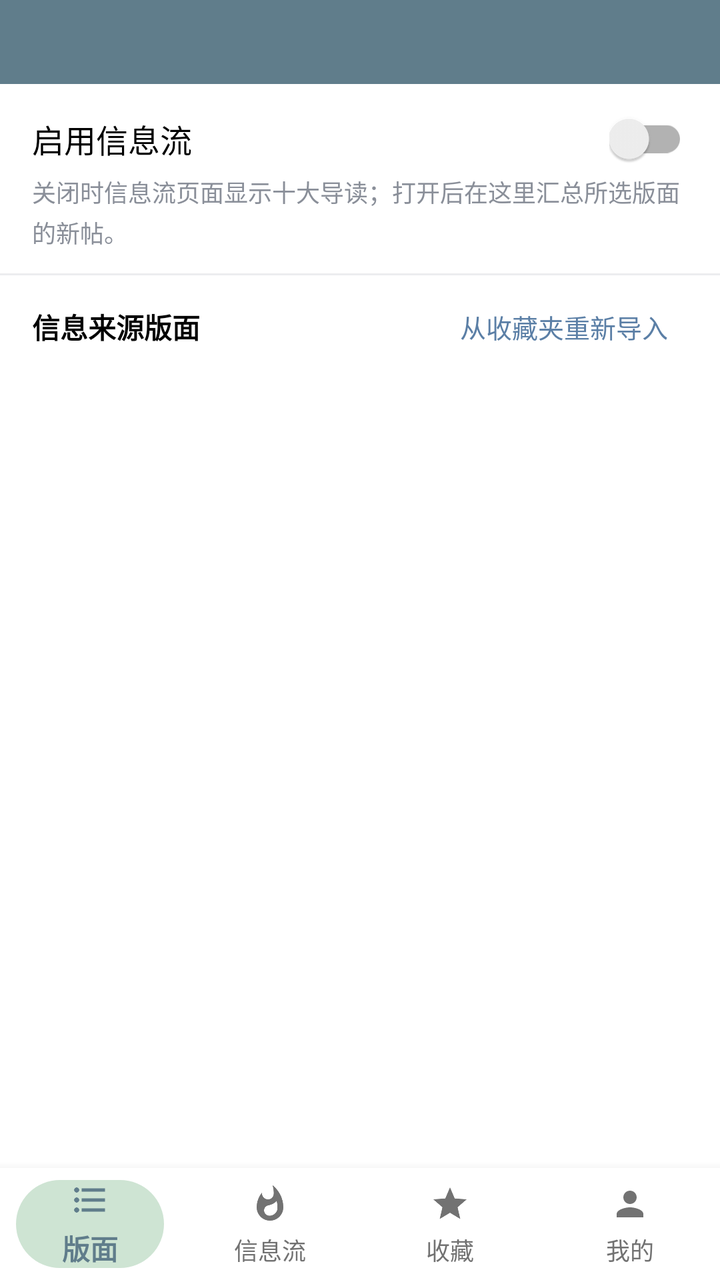
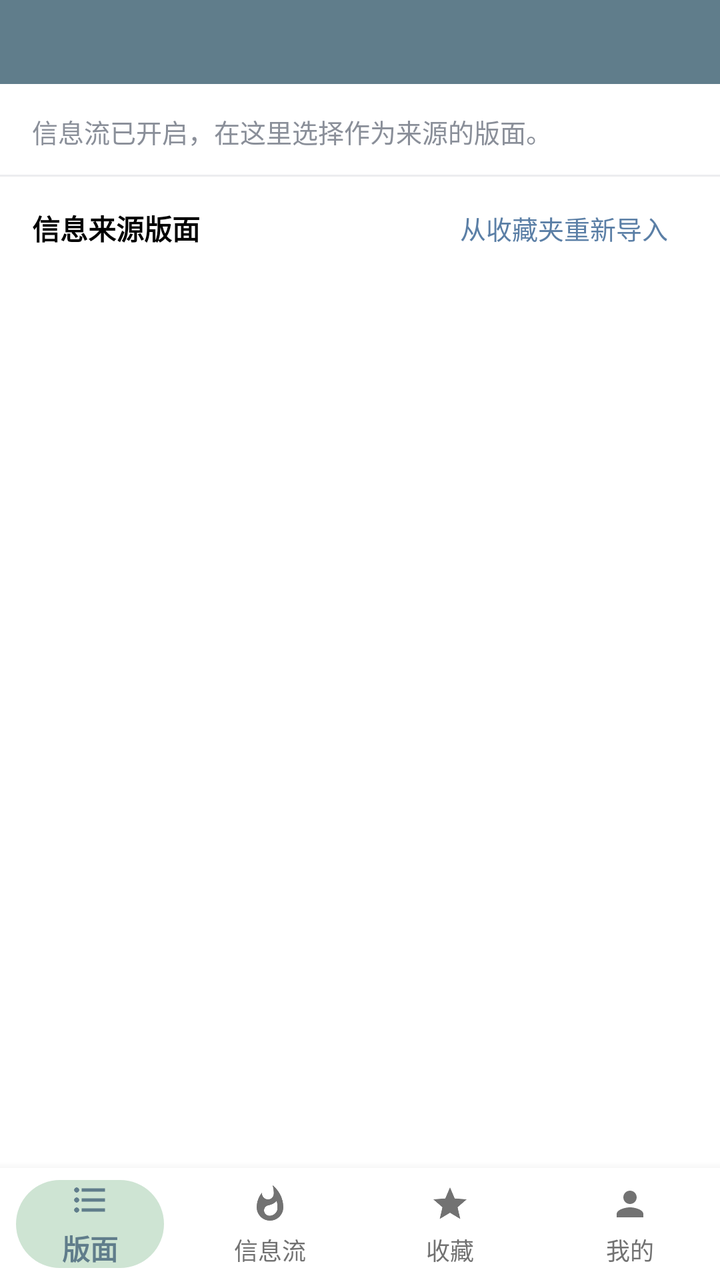

The first picture is an Android layout as it rendered before a commit; the second is the same layout after the commit. The layout source and the unified diff follow.
<!-- AndroidManifest.xml: activity theme AppTheme.NoActionBar -->
<!-- res/layout/activity_feed_settings.xml -->
<?xml version="1.0" encoding="utf-8"?>
<LinearLayout xmlns:android="http://schemas.android.com/apk/res/android"
    xmlns:app="http://schemas.android.com/apk/res-auto"
    android:layout_width="match_parent"
    android:layout_height="match_parent"
    android:background="@color/body_background_night"
    android:fitsSystemWindows="true"
    android:orientation="vertical">

  <androidx.appcompat.widget.Toolbar
      android:id="@+id/toolbar"
      android:layout_width="match_parent"
      android:layout_height="@dimen/zsmth_actionbar_size"
      android:background="?attr/colorPrimary"
      android:theme="@style/ThemeOverlay.ToolBar"
      app:titleTextAppearance="@style/Toolbar.TitleText" />

  <LinearLayout
      android:layout_width="match_parent"
      android:layout_height="wrap_content"
      android:orientation="vertical"
      android:paddingStart="16dp"
      android:paddingTop="14dp"
      android:paddingEnd="16dp"
      android:paddingBottom="12dp">

    <LinearLayout
        android:layout_width="match_parent"
        android:layout_height="wrap_content"
        android:gravity="center_vertical"
        android:orientation="horizontal">

      <TextView
          android:layout_width="0dp"
          android:layout_height="wrap_content"
          android:layout_weight="1"
          android:text="启用信息流"
          android:textColor="@color/status_text_night"
          android:textSize="16sp" />

      <androidx.appcompat.widget.SwitchCompat
          android:id="@+id/feed_enable_switch"
          android:layout_width="wrap_content"
          android:layout_height="wrap_content" />
    </LinearLayout>

    <TextView
        android:id="@+id/feed_enable_summary"
        android:layout_width="match_parent"
        android:layout_height="wrap_content"
        android:layout_marginTop="4dp"
        android:lineSpacingExtra="3dp"
        android:text="关闭时信息流页面显示十大导读；打开后在这里汇总所选版面的新帖。"
        android:textColor="@color/mine_row_summary"
        android:textSize="12sp" />
  </LinearLayout>

  <View
      android:layout_width="match_parent"
      android:layout_height="1dp"
      android:background="@color/mine_divider" />

  <LinearLayout
      android:layout_width="match_parent"
      android:layout_height="wrap_content"
      android:gravity="center_vertical"
      android:orientation="horizontal"
      android:paddingStart="16dp"
      android:paddingTop="12dp"
      android:paddingEnd="16dp"
      android:paddingBottom="6dp">

    <TextView
        android:layout_width="0dp"
        android:layout_height="wrap_content"
        android:layout_weight="1"
        android:text="信息来源版面"
        android:textColor="@color/status_text_night"
        android:textSize="14sp"
        android:textStyle="bold" />

    <TextView
        android:id="@+id/feed_reload"
        android:layout_width="wrap_content"
        android:layout_height="wrap_content"
        android:background="?attr/selectableItemBackground"
        android:paddingStart="10dp"
        android:paddingTop="4dp"
        android:paddingEnd="10dp"
        android:paddingBottom="4dp"
        android:text="从收藏夹重新导入"
        android:textColor="@color/mine_section_text"
        android:textSize="13sp" />
  </LinearLayout>

  <FrameLayout
      android:layout_width="match_parent"
      android:layout_height="0dp"
      android:layout_weight="1">

    <androidx.recyclerview.widget.RecyclerView
        android:id="@+id/feed_board_list"
        android:layout_width="match_parent"
        android:layout_height="match_parent"
        android:clipToPadding="false"
        android:paddingBottom="8dp"
        android:scrollbars="none" />

    <TextView
        android:id="@+id/feed_empty_hint"
        android:layout_width="match_parent"
        android:layout_height="wrap_content"
        android:layout_gravity="center"
        android:gravity="center"
        android:lineSpacingExtra="6dp"
        android:padding="32dp"
        android:text="还没有可选的版面\n先在水木的收藏夹里添加版面，再点右上角「从收藏夹重新导入」"
        android:textColor="@color/status_text_night"
        android:textSize="14sp"
        android:visibility="gone" />

    <ProgressBar
        android:id="@+id/feed_loading"
        android:layout_width="wrap_content"
        android:layout_height="wrap_content"
        android:layout_gravity="center"
        android:visibility="gone" />
  </FrameLayout>

  <include layout="@layout/bottom_nav_bar" />

</LinearLayout>
<!-- res/layout/bottom_nav_bar.xml (included above) -->
<?xml version="1.0" encoding="utf-8"?>
<com.google.android.material.bottomnavigation.BottomNavigationView
    xmlns:android="http://schemas.android.com/apk/res/android"
    xmlns:app="http://schemas.android.com/apk/res-auto"
    android:id="@+id/bottom_nav"
    android:layout_width="match_parent"
    android:layout_height="wrap_content"
    android:layout_gravity="bottom"
    android:background="@color/nav_background"
    app:itemIconSize="20dp"
    app:itemBackground="@drawable/bottom_nav_item_background"
    app:itemIconTint="@color/bottom_nav_item_color"
    app:itemTextColor="@color/bottom_nav_item_color"
    app:labelVisibilityMode="labeled"
    app:menu="@menu/bottom_nav_menu" />
<!-- resources referenced by this layout -->
<resources>
  <color name="body_background_night">#FFFFFF</color>
  <color name="mine_divider">#ECEDEF</color>
  <color name="mine_row_summary">#8A8F99</color>
  <color name="mine_section_text">#5B7FA6</color>
  <color name="nav_background">#ffffff</color>
  <color name="status_text_night">#000000</color>
  <dimen name="zsmth_actionbar_size">42dp</dimen>
  <!-- drawable bottom_nav_item_background (drawable) -->
  <?xml version="1.0" encoding="utf-8"?>
  <selector xmlns:android="http://schemas.android.com/apk/res/android">
  
    <item android:state_checked="true">
      <layer-list>
        <item android:left="8dp" android:right="8dp" android:top="6dp" android:bottom="6dp">
          <shape android:shape="rectangle">
            <solid android:color="@color/nav.item.background.active" />
            <corners android:radius="24dp" />
          </shape>
        </item>
      </layer-list>
    </item>
  
    <item>
      <color android:color="@android:color/transparent" />
    </item>
  
  </selector>
  <style name="ThemeOverlay.ToolBar" parent="ThemeOverlay.AppCompat.ActionBar">
      
      
      <item name="android:actionBarSize">@dimen/zsmth_actionbar_size</item>
      <item name="actionBarSize">@dimen/zsmth_actionbar_size</item>
    </style>
  <style name="Toolbar.TitleText" parent="TextAppearance.Widget.AppCompat.Toolbar.Title">
      <item name="android:textSize">@dimen/zsmth_font_size_app_title</item>
    </style>
  <style name="AppTheme.NoActionBar">
      <item name="windowActionBar">false</item>
      <item name="windowNoTitle">true</item>
  
      
      
      <item name="android:colorPrimary">@color/colorPrimary</item>
      
      <item name="android:colorPrimaryDark">@color/colorPrimaryDark</item>
      
      <item name="android:colorAccent">@color/colorAccent</item>
    </style>
  <color name="nav.item.background.active">#cee4d3</color>
  <dimen name="zsmth_font_size_app_title">18sp</dimen>
  <color name="colorPrimary">#607D8B</color>
  <color name="colorPrimaryDark">#455A64</color>
  <color name="colorAccent">#FF4081</color>
</resources>

<!-- the commit's change to res/layout/activity_feed_settings.xml (unified diff, before → after) -->
@@ -24,35 +24,14 @@
       android:paddingEnd="16dp"
       android:paddingBottom="12dp">
 
-    <LinearLayout
-        android:layout_width="match_parent"
-        android:layout_height="wrap_content"
-        android:gravity="center_vertical"
-        android:orientation="horizontal">
-
-      <TextView
-          android:layout_width="0dp"
-          android:layout_height="wrap_content"
-          android:layout_weight="1"
-          android:text="启用信息流"
-          android:textColor="@color/status_text_night"
-          android:textSize="16sp" />
-
-      <androidx.appcompat.widget.SwitchCompat
-          android:id="@+id/feed_enable_switch"
-          android:layout_width="wrap_content"
-          android:layout_height="wrap_content" />
-    </LinearLayout>
-
     <TextView
         android:id="@+id/feed_enable_summary"
         android:layout_width="match_parent"
         android:layout_height="wrap_content"
-        android:layout_marginTop="4dp"
         android:lineSpacingExtra="3dp"
-        android:text="关闭时信息流页面显示十大导读；打开后在这里汇总所选版面的新帖。"
+        android:text="信息流已开启，在这里选择作为来源的版面。"
         android:textColor="@color/mine_row_summary"
-        android:textSize="12sp" />
+        android:textSize="13sp" />
   </LinearLayout>
 
   <View
